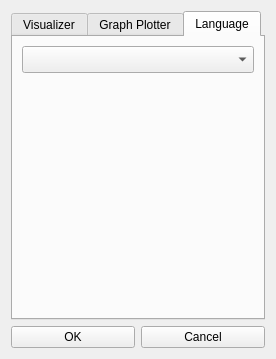
Old version of the form DCGUI/Windows/Settings.ui in the repository DanielZorin/DataCenters.
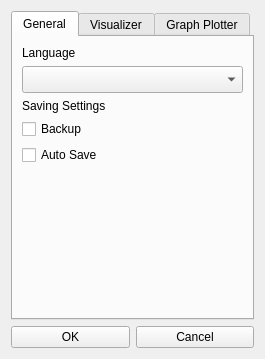
New version of the form. The open tabs and pages were chosen to show the change. Icons and pictures are not drawn.

Diff of the .ui file:
```diff
--- a/DCGUI/Windows/Settings.ui
+++ b/DCGUI/Windows/Settings.ui
@@ -68,6 +68,63 @@
        <property name="usesScrollButtons">
         <bool>false</bool>
        </property>
+       <widget class="QWidget" name="tab_3">
+        <attribute name="title">
+         <string>General</string>
+        </attribute>
+        <layout class="QVBoxLayout" name="verticalLayout_2">
+         <item>
+          <widget class="QLabel" name="label_3">
+           <property name="text">
+            <string>Language</string>
+           </property>
+          </widget>
+         </item>
+         <item>
+          <widget class="QComboBox" name="languages">
+           <property name="font">
+            <font>
+             <pointsize>12</pointsize>
+            </font>
+           </property>
+          </widget>
+         </item>
+         <item>
+          <widget class="QLabel" name="label_4">
+           <property name="text">
+            <string>Saving Settings</string>
+           </property>
+          </widget>
+         </item>
+         <item>
+          <widget class="QCheckBox" name="checkBox_2">
+           <property name="text">
+            <string>Backup</string>
+           </property>
+          </widget>
+         </item>
+         <item>
+          <widget class="QCheckBox" name="checkBox">
+           <property name="text">
+            <string>Auto Save</string>
+           </property>
+          </widget>
+         </item>
+         <item>
+          <spacer name="verticalSpacer">
+           <property name="orientation">
+            <enum>Qt::Vertical</enum>
+           </property>
+           <property name="sizeHint" stdset="0">
+            <size>
+             <width>20</width>
+             <height>40</height>
+            </size>
+           </property>
+          </spacer>
+         </item>
+        </layout>
+       </widget>
        <widget class="QWidget" name="tab">
         <attribute name="icon">
          <iconset resource="resources.qrc">
@@ -355,35 +412,6 @@
          </item>
         </layout>
        </widget>
-       <widget class="QWidget" name="tab_3">
-        <attribute name="title">
-         <string>Language</string>
-        </attribute>
-        <layout class="QVBoxLayout" name="verticalLayout_2">
-         <item>
-          <widget class="QComboBox" name="languages">
-           <property name="font">
-            <font>
-             <pointsize>12</pointsize>
-            </font>
-           </property>
-          </widget>
-         </item>
-         <item>
-          <spacer name="verticalSpacer">
-           <property name="orientation">
-            <enum>Qt::Vertical</enum>
-           </property>
-           <property name="sizeHint" stdset="0">
-            <size>
-             <width>20</width>
-             <height>40</height>
-            </size>
-           </property>
-          </spacer>
-         </item>
-        </layout>
-       </widget>
       </widget>
      </item>
      <item>
```
Left out of the diff: 2 changed lines with no effect on the pictures.
